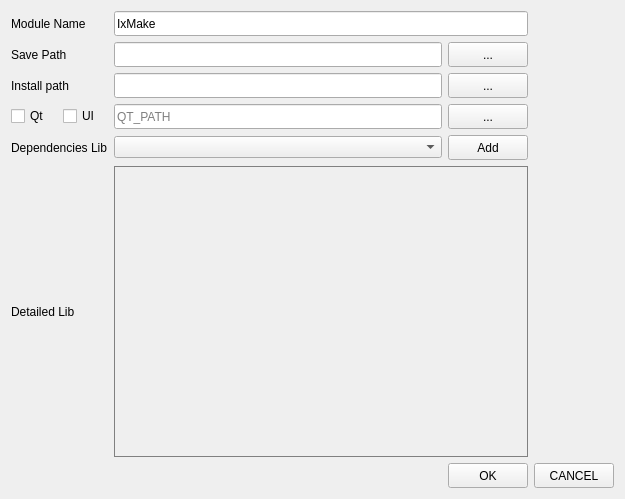
Qt form MakeProject/MakeProject.ui (CrackDoc/MakeProject) before a commit.
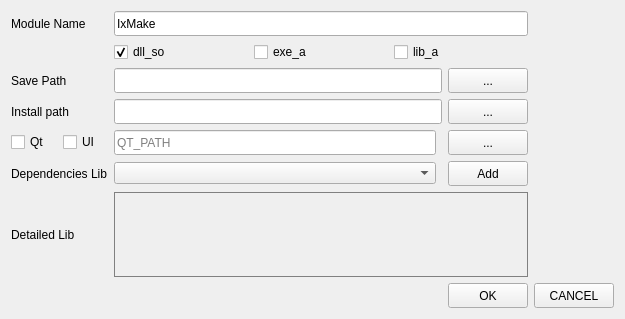
The same form after that commit.

What changed in the file:
```diff
--- a/MakeProject/MakeProject.ui
+++ b/MakeProject/MakeProject.ui
@@ -7,198 +7,14 @@
     <x>0</x>
     <y>0</y>
     <width>625</width>
-    <height>499</height>
+    <height>319</height>
    </rect>
   </property>
   <property name="windowTitle">
    <string>CMakeProject</string>
   </property>
   <layout class="QGridLayout" name="gridLayout">
-   <item row="1" column="3">
-    <widget class="QPushButton" name="SavePathBtn">
-     <property name="minimumSize">
-      <size>
-       <width>0</width>
-       <height>25</height>
-      </size>
-     </property>
-     <property name="maximumSize">
-      <size>
-       <width>80</width>
-       <height>16777215</height>
-      </size>
-     </property>
-     <property name="text">
-      <string>...</string>
-     </property>
-    </widget>
-   </item>
-   <item row="3" column="0">
-    <widget class="QCheckBox" name="QtBox">
-     <property name="text">
-      <string>Qt</string>
-     </property>
-    </widget>
-   </item>
-   <item row="1" column="2">
-    <widget class="QLineEdit" name="SavePathEdit">
-     <property name="minimumSize">
-      <size>
-       <width>0</width>
-       <height>25</height>
-      </size>
-     </property>
-    </widget>
-   </item>
-   <item row="9" column="3">
-    <widget class="QPushButton" name="OKBtn">
-     <property name="minimumSize">
-      <size>
-       <width>0</width>
-       <height>25</height>
-      </size>
-     </property>
-     <property name="maximumSize">
-      <size>
-       <width>80</width>
-       <height>16777215</height>
-      </size>
-     </property>
-     <property name="text">
-      <string>OK</string>
-     </property>
-    </widget>
-   </item>
-   <item row="0" column="2" colspan="2">
-    <widget class="QLineEdit" name="ModuleNameEdit">
-     <property name="minimumSize">
-      <size>
-       <width>0</width>
-       <height>25</height>
-      </size>
-     </property>
-     <property name="text">
-      <string>IxMake</string>
-     </property>
-    </widget>
-   </item>
-   <item row="1" column="0" colspan="2">
-    <widget class="QLabel" name="label_2">
-     <property name="text">
-      <string>Save Path</string>
-     </property>
-    </widget>
-   </item>
-   <item row="9" column="4">
-    <widget class="QPushButton" name="CancelBtn">
-     <property name="minimumSize">
-      <size>
-       <width>0</width>
-       <height>25</height>
-      </size>
-     </property>
-     <property name="maximumSize">
-      <size>
-       <width>80</width>
-       <height>16777215</height>
-      </size>
-     </property>
-     <property name="text">
-      <string>CANCEL</string>
-     </property>
-    </widget>
-   </item>
-   <item row="3" column="3">
-    <widget class="QPushButton" name="QtPathBtn">
-     <property name="minimumSize">
-      <size>
-       <width>0</width>
-       <height>25</height>
-      </size>
-     </property>
-     <property name="maximumSize">
-      <size>
-       <width>80</width>
-       <height>16777215</height>
-      </size>
-     </property>
-     <property name="text">
-      <string>...</string>
-     </property>
-    </widget>
-   </item>
-   <item row="5" column="2">
-    <widget class="QComboBox" name="LibCombbox">
-     <property name="minimumSize">
-      <size>
-       <width>25</width>
-       <height>0</height>
-      </size>
-     </property>
-    </widget>
-   </item>
-   <item row="2" column="2">
-    <widget class="QLineEdit" name="InstallPathEdit">
-     <property name="minimumSize">
-      <size>
-       <width>0</width>
-       <height>25</height>
-      </size>
-     </property>
-    </widget>
-   </item>
-   <item row="5" column="3">
-    <widget class="QPushButton" name="LibAddBtn">
-     <property name="minimumSize">
-      <size>
-       <width>0</width>
-       <height>25</height>
-      </size>
-     </property>
-     <property name="maximumSize">
-      <size>
-       <width>80</width>
-       <height>16777215</height>
-      </size>
-     </property>
-     <property name="text">
-      <string>Add</string>
-     </property>
-    </widget>
-   </item>
-   <item row="2" column="3">
-    <widget class="QPushButton" name="InstallPathBtn">
-     <property name="minimumSize">
-      <size>
-       <width>0</width>
-       <height>25</height>
-      </size>
-     </property>
-     <property name="maximumSize">
-      <size>
-       <width>80</width>
-       <height>16777215</height>
-      </size>
-     </property>
-     <property name="text">
-      <string>...</string>
-     </property>
-    </widget>
-   </item>
-   <item row="3" column="2">
-    <widget class="QLineEdit" name="QtPathEdit">
-     <property name="minimumSize">
-      <size>
-       <width>0</width>
-       <height>25</height>
-      </size>
-     </property>
-     <property name="placeholderText">
-      <string>QT_PATH</string>
-     </property>
-    </widget>
-   </item>
-   <item row="8" column="2" colspan="2">
+   <item row="9" column="2" colspan="3">
     <widget class="QWidget" name="LibFrameWidget" native="true">
      <property name="styleSheet">
       <string notr="true">	#LibFrameWidget
@@ -208,17 +24,143 @@
      </property>
     </widget>
    </item>
-   <item row="3" column="1">
+   <item row="4" column="2">
+    <widget class="QLineEdit" name="QtPathEdit">
+     <property name="minimumSize">
+      <size>
+       <width>0</width>
+       <height>25</height>
+      </size>
+     </property>
+     <property name="placeholderText">
+      <string>QT_PATH</string>
+     </property>
+    </widget>
+   </item>
+   <item row="2" column="2" colspan="2">
+    <widget class="QLineEdit" name="SavePathEdit">
+     <property name="minimumSize">
+      <size>
+       <width>0</width>
+       <height>25</height>
+      </size>
+     </property>
+    </widget>
+   </item>
+   <item row="3" column="2" colspan="2">
+    <widget class="QLineEdit" name="InstallPathEdit">
+     <property name="minimumSize">
+      <size>
+       <width>0</width>
+       <height>25</height>
+      </size>
+     </property>
+    </widget>
+   </item>
+   <item row="2" column="4">
+    <widget class="QPushButton" name="SavePathBtn">
+     <property name="minimumSize">
+      <size>
+       <width>0</width>
+       <height>25</height>
+      </size>
+     </property>
+     <property name="maximumSize">
+      <size>
+       <width>80</width>
+       <height>16777215</height>
+      </size>
+     </property>
+     <property name="text">
+      <string>...</string>
+     </property>
+    </widget>
+   </item>
+   <item row="4" column="0">
+    <widget class="QCheckBox" name="QtBox">
+     <property name="text">
+      <string>Qt</string>
+     </property>
+    </widget>
+   </item>
+   <item row="9" column="0" colspan="2">
+    <widget class="QLabel" name="label_4">
+     <property name="text">
+      <string>Detailed Lib</string>
+     </property>
+    </widget>
+   </item>
+   <item row="6" column="2">
+    <widget class="QComboBox" name="LibCombbox">
+     <property name="minimumSize">
+      <size>
+       <width>25</width>
+       <height>0</height>
+      </size>
+     </property>
+    </widget>
+   </item>
+   <item row="4" column="1">
     <widget class="QCheckBox" name="UIBox">
      <property name="text">
       <string>UI</string>
      </property>
     </widget>
    </item>
-   <item row="2" column="0" colspan="2">
-    <widget class="QLabel" name="label_5">
+   <item row="10" column="5">
+    <widget class="QPushButton" name="CancelBtn">
+     <property name="minimumSize">
+      <size>
+       <width>0</width>
+       <height>25</height>
+      </size>
+     </property>
+     <property name="maximumSize">
+      <size>
+       <width>80</width>
+       <height>16777215</height>
+      </size>
+     </property>
      <property name="text">
-      <string>Install path</string>
+      <string>CANCEL</string>
+     </property>
+    </widget>
+   </item>
+   <item row="6" column="4">
+    <widget class="QPushButton" name="LibAddBtn">
+     <property name="minimumSize">
+      <size>
+       <width>0</width>
+       <height>25</height>
+      </size>
+     </property>
+     <property name="maximumSize">
+      <size>
+       <width>80</width>
+       <height>16777215</height>
+      </size>
+     </property>
+     <property name="text">
+      <string>Add</string>
+     </property>
+    </widget>
+   </item>
+   <item row="10" column="4">
+    <widget class="QPushButton" name="OKBtn">
+     <property name="minimumSize">
+      <size>
+       <width>0</width>
+       <height>25</height>
+      </size>
+     </property>
+     <property name="maximumSize">
+      <size>
+       <width>80</width>
+       <height>16777215</height>
+      </size>
+     </property>
+     <property name="text">
+      <string>OK</string>
      </property>
     </widget>
    </item>
@@ -229,20 +171,106 @@
      </property>
     </widget>
    </item>
-   <item row="5" column="0" colspan="2">
+   <item row="6" column="0" colspan="2">
     <widget class="QLabel" name="label_3">
      <property name="text">
       <string>Dependencies Lib</string>
      </property>
     </widget>
    </item>
-   <item row="8" column="0" colspan="2">
-    <widget class="QLabel" name="label_4">
+   <item row="4" column="4">
+    <widget class="QPushButton" name="QtPathBtn">
+     <property name="minimumSize">
+      <size>
+       <width>0</width>
+       <height>25</height>
+      </size>
+     </property>
+     <property name="maximumSize">
+      <size>
+       <width>80</width>
+       <height>16777215</height>
+      </size>
+     </property>
      <property name="text">
-      <string>Detailed Lib</string>
+      <string>...</string>
      </property>
     </widget>
    </item>
+   <item row="2" column="0" colspan="2">
+    <widget class="QLabel" name="label_2">
+     <property name="text">
+      <string>Save Path</string>
+     </property>
+    </widget>
+   </item>
+   <item row="3" column="4">
+    <widget class="QPushButton" name="InstallPathBtn">
+     <property name="minimumSize">
+      <size>
+       <width>0</width>
+       <height>25</height>
+      </size>
+     </property>
+     <property name="maximumSize">
+      <size>
+       <width>80</width>
+       <height>16777215</height>
+      </size>
+     </property>
+     <property name="text">
+      <string>...</string>
+     </property>
+    </widget>
+   </item>
+   <item row="3" column="0" colspan="2">
+    <widget class="QLabel" name="label_5">
+     <property name="text">
+      <string>Install path</string>
+     </property>
+    </widget>
+   </item>
+   <item row="0" column="2" colspan="3">
+    <widget class="QLineEdit" name="ModuleNameEdit">
+     <property name="minimumSize">
+      <size>
+       <width>0</width>
+       <height>25</height>
+      </size>
+     </property>
+     <property name="text">
+      <string>IxMake</string>
+     </property>
+    </widget>
+   </item>
+   <item row="1" column="2" colspan="3">
+    <layout class="QHBoxLayout" name="horizontalLayout">
+     <item>
+      <widget class="QCheckBox" name="DllCheckBox">
+       <property name="text">
+        <string>dll_so</string>
+       </property>
+       <property name="checked">
+        <bool>true</bool>
+       </property>
+      </widget>
+     </item>
+     <item>
+      <widget class="QCheckBox" name="ExeCheckBox">
+       <property name="text">
+        <string>exe_a</string>
+       </property>
+      </widget>
+     </item>
+     <item>
+      <widget class="QCheckBox" name="LibCheckBox">
+       <property name="text">
+        <string>lib_a</string>
+       </property>
+      </widget>
+     </item>
+    </layout>
+   </item>
   </layout>
  </widget>
  <layoutdefault spacing="6" margin="11"/>
```
